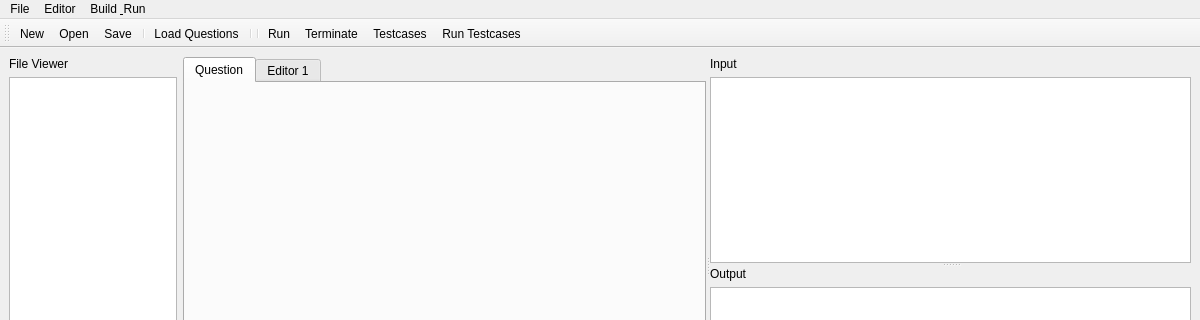
Old version of the form src/SmartXm-CSEKU/ide.ui in the repository KaziRifatMorshed/SmartXm; both pictures show x 0 to 1200 and y 0 to 320 of the 1200 by 714 pixel window.
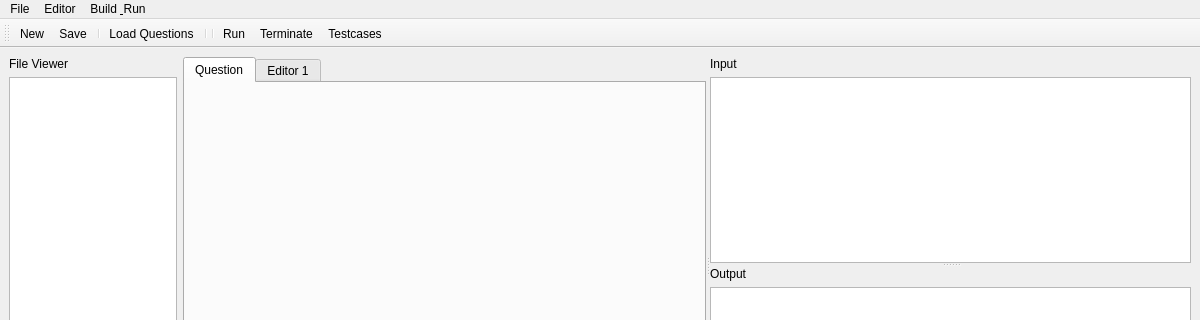
New version of the form. Icons and pictures are not drawn.

```diff
--- a/src/SmartXm-CSEKU/ide.ui
+++ b/src/SmartXm-CSEKU/ide.ui
@@ -203,7 +203,6 @@
     <bool>false</bool>
    </attribute>
    <addaction name="actionNew"/>
-   <addaction name="actionOpen"/>
    <addaction name="actionSave"/>
    <addaction name="separator"/>
    <addaction name="actionLoad_Questions"/>
@@ -212,7 +211,6 @@
    <addaction name="actionRun"/>
    <addaction name="actionTerminate"/>
    <addaction name="actionTestcases"/>
-   <addaction name="actionRun_Testcases"/>
   </widget>
   <action name="actionNew">
    <property name="icon">
@@ -225,17 +223,6 @@
     <string>Ctrl+N</string>
    </property>
   </action>
-  <action name="actionOpen">
-   <property name="icon">
-    <iconset theme="QIcon::ThemeIcon::DocumentOpen"/>
-   </property>
-   <property name="text">
-    <string>Open</string>
-   </property>
-   <property name="shortcut">
-    <string>Ctrl+O</string>
-   </property>
-  </action>
   <action name="actionRun">
    <property name="icon">
     <iconset theme="QIcon::ThemeIcon::MediaPlaybackStart"/>
@@ -250,17 +237,6 @@
     <string>F6</string>
    </property>
   </action>
-  <action name="actionRun_Testcases">
-   <property name="icon">
-    <iconset theme="QIcon::ThemeIcon::MediaSkipForward"/>
-   </property>
-   <property name="text">
-    <string>Run Testcases</string>
-   </property>
-   <property name="shortcut">
-    <string>Ctrl+T</string>
-   </property>
-  </action>
   <action name="actionSave">
    <property name="icon">
     <iconset theme="QIcon::ThemeIcon::DocumentSave"/>
```
Left out of the diff: 6 changed lines with no effect on the pictures.
